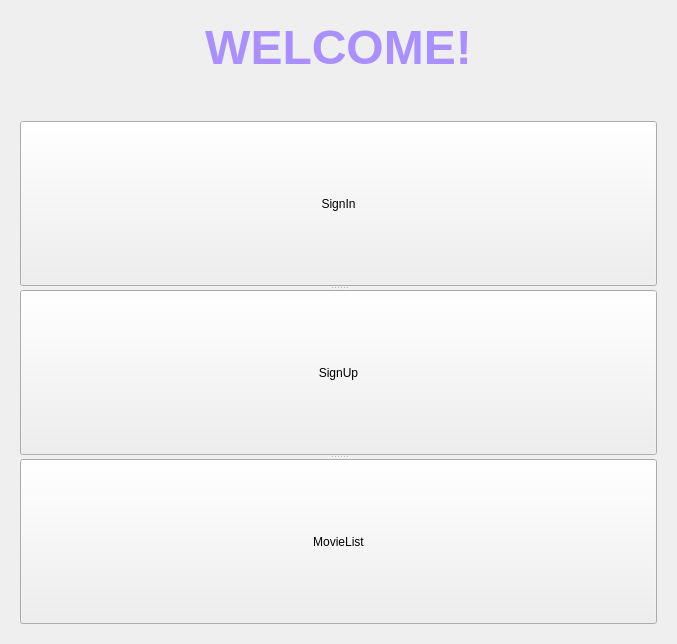
First picture: the form in modules/UI/src/Wrapper.ui, repository PerryVrajnitorincul26/proiectMCPP, before the edit.
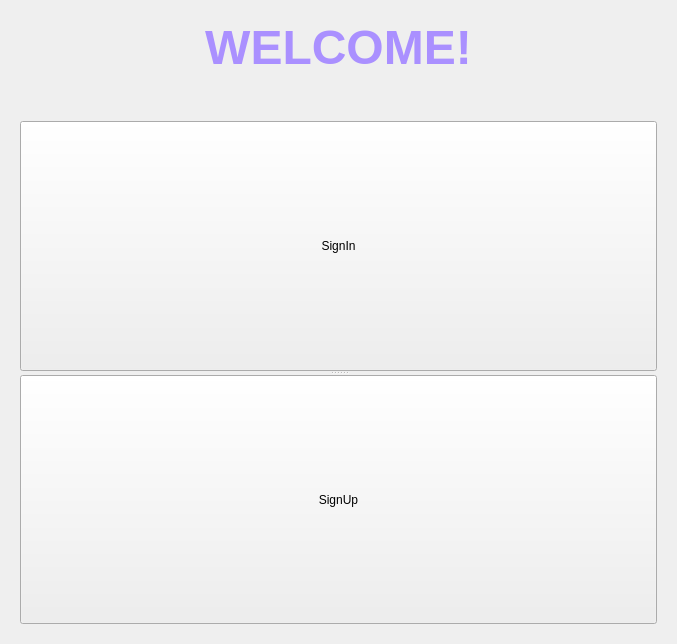
Second picture: the form after the edit. The open tabs and pages were chosen to show the change. Icons and pictures are not drawn.

The edit to the form file:
```diff
--- a/modules/UI/src/Wrapper.ui
+++ b/modules/UI/src/Wrapper.ui
@@ -66,11 +66,6 @@
            <string>SignUp</string>
           </property>
          </widget>
-         <widget class="QPushButton" name="pushButton_goMovieList">
-          <property name="text">
-           <string>MovieList</string>
-          </property>
-         </widget>
         </widget>
        </item>
       </layout>
```
Left out of the diff: 2 changed lines with no effect on the pictures.
